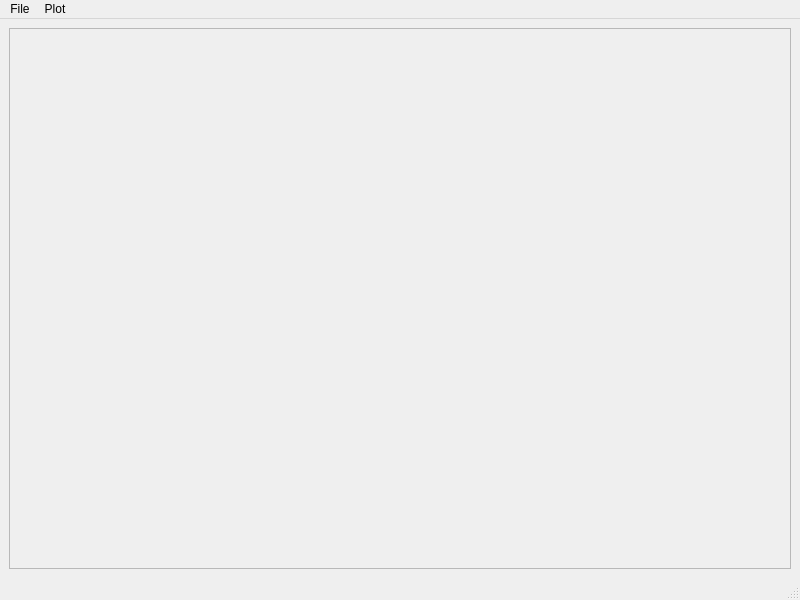
The window that ui/MainWindow.ui (nstander/DatView) describes before a commit, drawn with Qt 5.
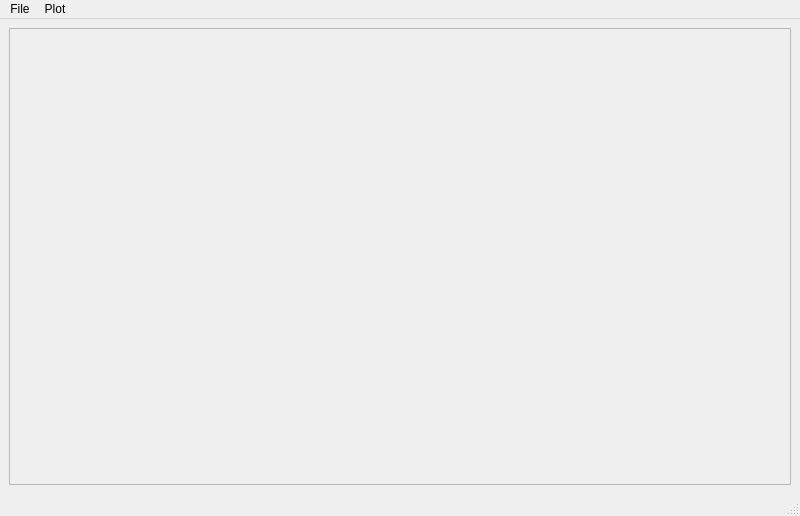
The same window after the commit.

```diff
--- a/ui/MainWindow.ui
+++ b/ui/MainWindow.ui
@@ -7,7 +7,7 @@
     <x>0</x>
     <y>0</y>
     <width>800</width>
-    <height>600</height>
+    <height>516</height>
    </rect>
   </property>
   <property name="windowTitle">
@@ -26,7 +26,7 @@
          <x>0</x>
          <y>0</y>
          <width>774</width>
-         <height>531</height>
+         <height>447</height>
         </rect>
        </property>
        <layout class="QGridLayout" name="gridLayout"/>
```
Left out of the diff: 2 changed lines with no effect on the pictures.
